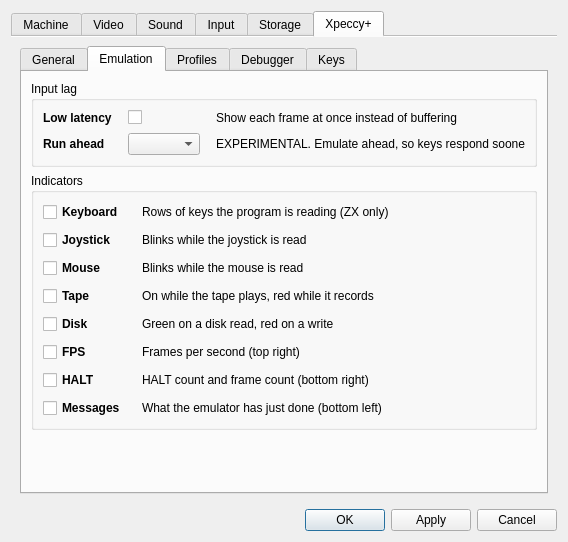
Qt form ui/setupwin.ui (dotkoval/xpeccy-plus) before a commit.
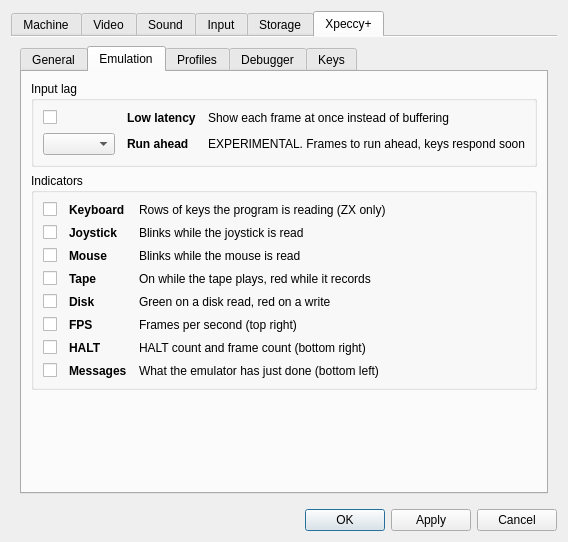
The same form after that commit. The open tabs and pages were chosen to show the change. Icons and pictures are not drawn. Custom widgets are drawn as their Qt base class.

Commit message:
Options: line up the Emulation page in columns
Input lag now reads the way Indicators does - a box, an icon, the name and
what it does, in columns that line up between the two groups. The run ahead
choice sits where the box and the icon are, cut down to the width its own
text needs, so its items are Off, 1 and 2 with the unit in the line beside
them.

The widths are measured when the page opens, since a style or a font can
change them. That measurement moved out of the debugger, which fits the
memory map boxes the same way.

What changed in the file:
```diff
--- a/ui/setupwin.ui
+++ b/ui/setupwin.ui
@@ -3840,14 +3840,37 @@
                <property name="title">
                 <string>Input lag</string>
                </property>
-               <layout class="QGridLayout" name="gridLayout_lat">
+               <layout class="QGridLayout" name="gridLayout_lat" columnstretch="0,0,1">
                 <property name="horizontalSpacing">
-                 <number>16</number>
+                 <number>12</number>
                 </property>
                 <property name="verticalSpacing">
                  <number>8</number>
                 </property>
                 <item row="0" column="0">
+                 <widget class="QCheckBox" name="cbLowLat">
+                  <property name="toolTip">
+                   <string>Show each frame at once for low input lag,
+best with VRR or a high refresh rate.
+Off: frames are buffered, for smoother motion
+on a fixed-refresh display</string>
+                  </property>
+                  <property name="text">
+                   <string/>
+                  </property>
+                  <property name="icon">
+                   <iconset resource="../xpeccy.qrc">
+                    <normaloff>:/images/clock.png</normaloff>:/images/clock.png</iconset>
+                  </property>
+                  <property name="iconSize">
+                   <size>
+                    <width>16</width>
+                    <height>16</height>
+                   </size>
+                  </property>
+                 </widget>
+                </item>
+                <item row="0" column="1">
                  <widget class="QLabel" name="labLowLat">
                   <property name="toolTip">
                    <string>Show each frame at once for low input lag,
@@ -3868,19 +3891,6 @@
                   </property>
                  </widget>
                 </item>
-                <item row="0" column="1">
-                 <widget class="QCheckBox" name="cbLowLat">
-                  <property name="toolTip">
-                   <string>Show each frame at once for low input lag,
-best with VRR or a high refresh rate.
-Off: frames are buffered, for smoother motion
-on a fixed-refresh display</string>
-                  </property>
-                  <property name="text">
-                   <string/>
-                  </property>
-                 </widget>
-                </item>
                 <item row="0" column="2">
                  <widget class="QLabel" name="labLowLatHint">
                   <property name="text">
@@ -3889,6 +3899,15 @@
                  </widget>
                 </item>
                 <item row="1" column="0">
+                 <widget class="QComboBox" name="cbRunAhead">
+                  <property name="toolTip">
+                   <string>EXPERIMENTAL. Emulates each frame twice over to show
+one the machine has not reached yet, so a key press
+lands sooner. The sound stays a frame behind</string>
+                  </property>
+                 </widget>
+                </item>
+                <item row="1" column="1">
                  <widget class="QLabel" name="labRunAhead">
                   <property name="toolTip">
                    <string>EXPERIMENTAL. Emulates each frame twice over to show
@@ -3908,19 +3927,10 @@
                   </property>
                  </widget>
                 </item>
-                <item row="1" column="1">
-                 <widget class="QComboBox" name="cbRunAhead">
-                  <property name="toolTip">
-                   <string>EXPERIMENTAL. Emulates each frame twice over to show
-one the machine has not reached yet, so a key press
-lands sooner. The sound stays a frame behind</string>
-                  </property>
-                 </widget>
-                </item>
                 <item row="1" column="2">
                  <widget class="QLabel" name="labRunAheadHint">
                   <property name="text">
-                   <string>EXPERIMENTAL. Emulate ahead, so keys respond sooner</string>
+                   <string>EXPERIMENTAL. Frames to run ahead, keys respond sooner</string>
                   </property>
                  </widget>
                 </item>
@@ -3932,22 +3942,17 @@
                <property name="title">
                 <string>Indicators</string>
                </property>
-              <layout class="QGridLayout" name="gridLayout_23">
+               <layout class="QGridLayout" name="gridLayout_23" columnstretch="0,0,1">
                <property name="horizontalSpacing">
-                <number>16</number>
+                 <number>12</number>
                </property>
                <property name="verticalSpacing">
                 <number>8</number>
                </property>
                <item row="0" column="0">
                 <widget class="QCheckBox" name="cbKeysLed">
-                 <property name="font">
-                  <font>
-                   <bold>true</bold>
-                  </font>
-                 </property>
                  <property name="text">
-                  <string>Keyboard</string>
+                   <string/>
                  </property>
                  <property name="icon">
                   <iconset resource="../xpeccy.qrc">
@@ -3962,6 +3967,21 @@
                 </widget>
                </item>
                <item row="0" column="1">
+                 <widget class="QLabel" name="namKeysLed">
+                  <property name="font">
+                   <font>
+                    <bold>true</bold>
+                   </font>
+                  </property>
+                  <property name="text">
+                   <string>Keyboard</string>
+                  </property>
+                  <property name="buddy">
+                   <cstring>cbKeysLed</cstring>
+                  </property>
+                 </widget>
+                </item>
+                <item row="0" column="2">
                 <widget class="QLabel" name="labKeysLed">
                  <property name="text">
                   <string>Rows of keys the program is reading (ZX only)</string>
@@ -3970,13 +3990,8 @@
                </item>
                <item row="1" column="0">
                 <widget class="QCheckBox" name="cbJoyLed">
-                 <property name="font">
-                  <font>
-                   <bold>true</bold>
-                  </font>
-                 </property>
                  <property name="text">
-                  <string>Joystick</string>
+                   <string/>
                  </property>
                  <property name="icon">
                   <iconset resource="../xpeccy.qrc">
@@ -3991,6 +4006,21 @@
                 </widget>
                </item>
                <item row="1" column="1">
+                 <widget class="QLabel" name="namJoyLed">
+                  <property name="font">
+                   <font>
+                    <bold>true</bold>
+                   </font>
+                  </property>
+                  <property name="text">
+                   <string>Joystick</string>
+                  </property>
+                  <property name="buddy">
+                   <cstring>cbJoyLed</cstring>
+                  </property>
+                 </widget>
+                </item>
+                <item row="1" column="2">
                 <widget class="QLabel" name="labJoyLed">
                  <property name="text">
                   <string>Blinks while the joystick is read</string>
@@ -3999,13 +4029,8 @@
                </item>
                <item row="2" column="0">
                 <widget class="QCheckBox" name="cbMouseLed">
-                 <property name="font">
-                  <font>
-                   <bold>true</bold>
-                  </font>
-                 </property>
                  <property name="text">
-                  <string>Mouse</string>
+                   <string/>
                  </property>
                  <property name="icon">
                   <iconset resource="../xpeccy.qrc">
@@ -4020,6 +4045,21 @@
                 </widget>
                </item>
                <item row="2" column="1">
+                 <widget class="QLabel" name="namMouseLed">
+                  <property name="font">
+                   <font>
+                    <bold>true</bold>
+                   </font>
+                  </property>
+                  <property name="text">
+                   <string>Mouse</string>
+                  </property>
+                  <property name="buddy">
+                   <cstring>cbMouseLed</cstring>
+                  </property>
+                 </widget>
+                </item>
+                <item row="2" column="2">
                 <widget class="QLabel" name="labMouseLed">
                  <property name="text">
                   <string>Blinks while the mouse is read</string>
@@ -4028,13 +4068,8 @@
                </item>
                <item row="3" column="0">
                 <widget class="QCheckBox" name="cbTapeLed">
-                 <property name="font">
-                  <font>
-                   <bold>true</bold>
-                  </font>
-                 </property>
                  <property name="text">
-                  <string>Tape</string>
+                   <string/>
                  </property>
                  <property name="icon">
                   <iconset resource="../xpeccy.qrc">
@@ -4049,6 +4084,21 @@
                 </widget>
                </item>
                <item row="3" column="1">
+                 <widget class="QLabel" name="namTapeLed">
+                  <property name="font">
+                   <font>
+                    <bold>true</bold>
+                   </font>
+                  </property>
+                  <property name="text">
+                   <string>Tape</string>
+                  </property>
+                  <property name="buddy">
+                   <cstring>cbTapeLed</cstring>
+                  </property>
+                 </widget>
+                </item>
+                <item row="3" column="2">
                 <widget class="QLabel" name="labTapeLed">
                  <property name="text">
                   <string>On while the tape plays, red while it records</string>
@@ -4057,13 +4107,8 @@
                </item>
                <item row="4" column="0">
                 <widget class="QCheckBox" name="cbDiskLed">
-                 <property name="font">
-                  <font>
-                   <bold>true</bold>
-                  </font>
-                 </property>
                  <property name="text">
-                  <string>Disk</string>
+                   <string/>
                  </property>
                  <property name="icon">
                   <iconset resource="../xpeccy.qrc">
@@ -4078,6 +4123,21 @@
                 </widget>
                </item>
                <item row="4" column="1">
+                 <widget class="QLabel" name="namDiskLed">
+                  <property name="font">
+                   <font>
+                    <bold>true</bold>
+                   </font>
+                  </property>
+                  <property name="text">
+                   <string>Disk</string>
+                  </property>
+                  <property name="buddy">
+                   <cstring>cbDiskLed</cstring>
+                  </property>
+                 </widget>
+                </item>
+                <item row="4" column="2">
                 <widget class="QLabel" name="labDiskLed">
                  <property name="text">
                   <string>Green on a disk read, red on a write</string>
@@ -4086,13 +4146,8 @@
                </item>
                <item row="5" column="0">
                 <widget class="QCheckBox" name="cbFpsLed">
-                 <property name="font">
-                  <font>
-                   <bold>true</bold>
-                  </font>
-                 </property>
                  <property name="text">
-                  <string>FPS</string>
+                   <string/>
                  </property>
                  <property name="icon">
                   <iconset resource="../xpeccy.qrc">
@@ -4107,6 +4162,21 @@
                 </widget>
                </item>
                <item row="5" column="1">
+                 <widget class="QLabel" name="namFpsLed">
+                  <property name="font">
+                   <font>
+                    <bold>true</bold>
+                   </font>
+                  </property>
+                  <property name="text">
+                   <string>FPS</string>
+                  </property>
+                  <property name="buddy">
+                   <cstring>cbFpsLed</cstring>
+                  </property>
+                 </widget>
+                </item>
+                <item row="5" column="2">
                 <widget class="QLabel" name="labFpsLed">
                  <property name="text">
                   <string>Frames per second (top right)</string>
@@ -4115,13 +4185,8 @@
                </item>
                <item row="6" column="0">
                 <widget class="QCheckBox" name="cbHaltLed">
-                 <property name="font">
-                  <font>
-                   <bold>true</bold>
-                  </font>
-                 </property>
                  <property name="text">
-                  <string>HALT</string>
+                   <string/>
                  </property>
                  <property name="icon">
                   <iconset resource="../xpeccy.qrc">
@@ -4136,6 +4201,21 @@
                 </widget>
                </item>
                <item row="6" column="1">
+                 <widget class="QLabel" name="namHaltLed">
+                  <property name="font">
+                   <font>
+                    <bold>true</bold>
+                   </font>
+                  </property>
+                  <property name="text">
+                   <string>HALT</string>
+                  </property>
+                  <property name="buddy">
+                   <cstring>cbHaltLed</cstring>
+                  </property>
+                 </widget>
+                </item>
+                <item row="6" column="2">
                 <widget class="QLabel" name="labHaltLed">
                  <property name="text">
                   <string>HALT count and frame count (bottom right)</string>
@@ -4144,13 +4224,8 @@
                </item>
                <item row="7" column="0">
                 <widget class="QCheckBox" name="cbMessage">
-                 <property name="font">
-                  <font>
-                   <bold>true</bold>
-                  </font>
-                 </property>
                  <property name="text">
-                  <string>Messages</string>
+                   <string/>
                  </property>
                  <property name="icon">
                   <iconset resource="../xpeccy.qrc">
@@ -4165,25 +4240,27 @@
                 </widget>
                </item>
                <item row="7" column="1">
+                 <widget class="QLabel" name="namMessage">
+                  <property name="font">
+                   <font>
+                    <bold>true</bold>
+                   </font>
+                  </property>
+                  <property name="text">
+                   <string>Messages</string>
+                  </property>
+                  <property name="buddy">
+                   <cstring>cbMessage</cstring>
+                  </property>
+                 </widget>
+                </item>
+                <item row="7" column="2">
                 <widget class="QLabel" name="labMessage">
                  <property name="text">
                   <string>What the emulator has just done (bottom left)</string>
                  </property>
                 </widget>
                </item>
-               <item row="0" column="2">
-                <spacer name="horizontalSpacer_4">
-                 <property name="orientation">
-                  <enum>Qt::Horizontal</enum>
-                 </property>
-                 <property name="sizeHint" stdset="0">
-                  <size>
-                   <width>40</width>
-                   <height>20</height>
-                  </size>
-                 </property>
-                </spacer>
-               </item>
               </layout>
               </widget>
              </item>
```
Lines whose indentation alone changed are shown as unchanged. The commit also changes 4 other files.
